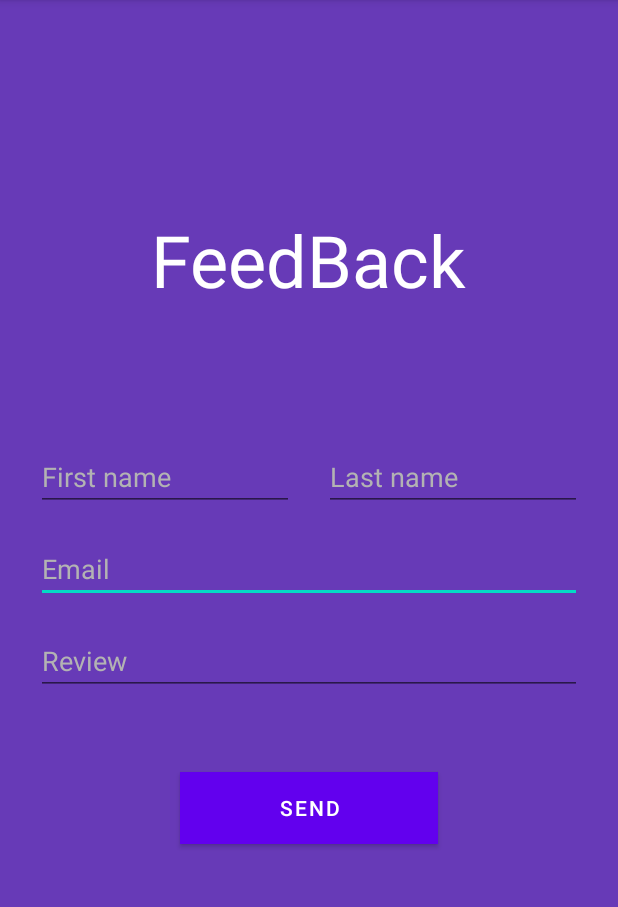
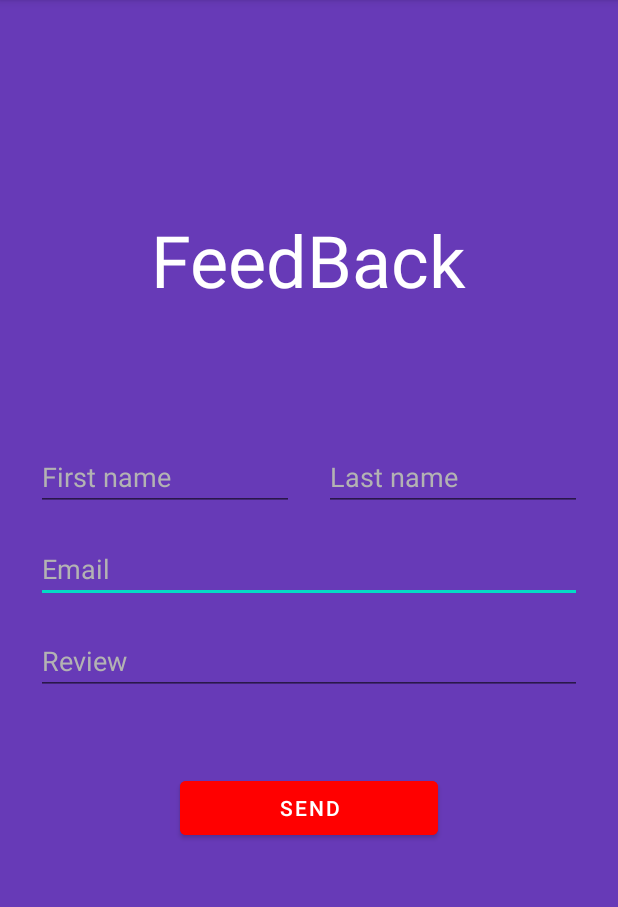
Before and after one commit to KAVTARA13/kotlin_midterm, an Android app: the screen it shows after launch (MainActivity), on a phone screen of 412 x 824 dp, the part 84-991 px from its top. Run offline under Robolectric (Android 15) with nearby library versions, the phone set to English and light mode, and no system bars.

Commit message:
fix color

```diff
--- a/app/src/main/res/layout/activity_main.xml
+++ b/app/src/main/res/layout/activity_main.xml
@@ -58,7 +58,7 @@
         android:layout_height="wrap_content"
         android:layout_marginStart="120dp"
         android:layout_marginEnd="120dp"
-        android:background="#FF0000"
+        android:backgroundTint="#FF0000"
         android:text="SEND"
         app:layout_constraintBottom_toBottomOf="parent"
         app:layout_constraintEnd_toEndOf="parent"
```
